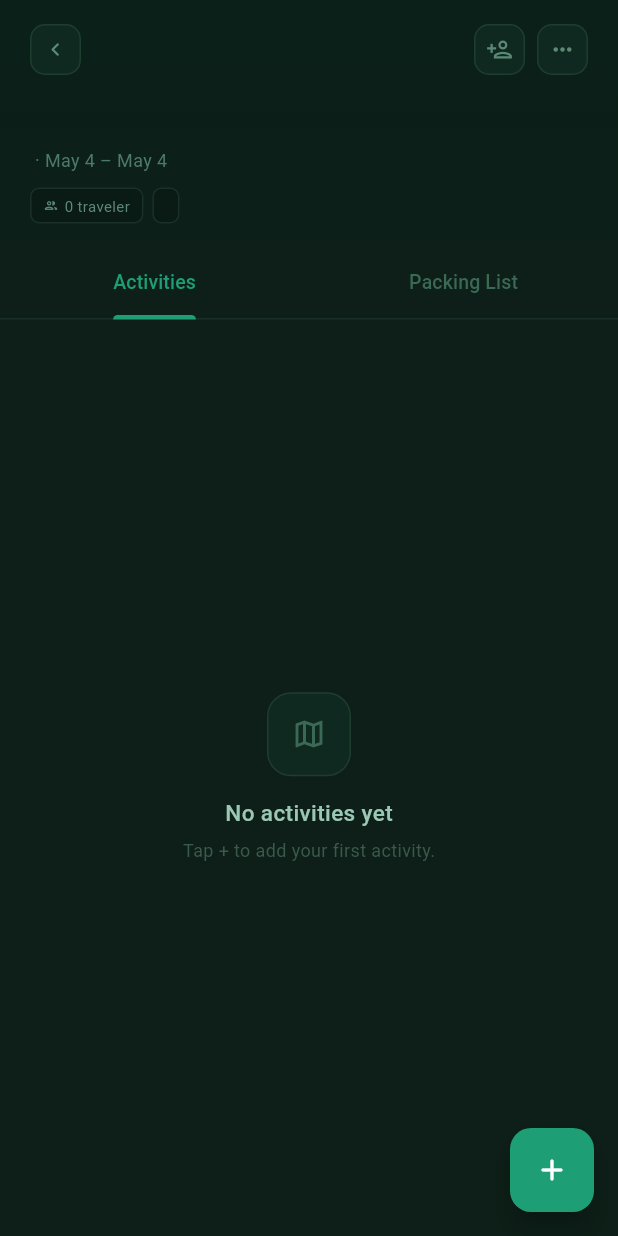
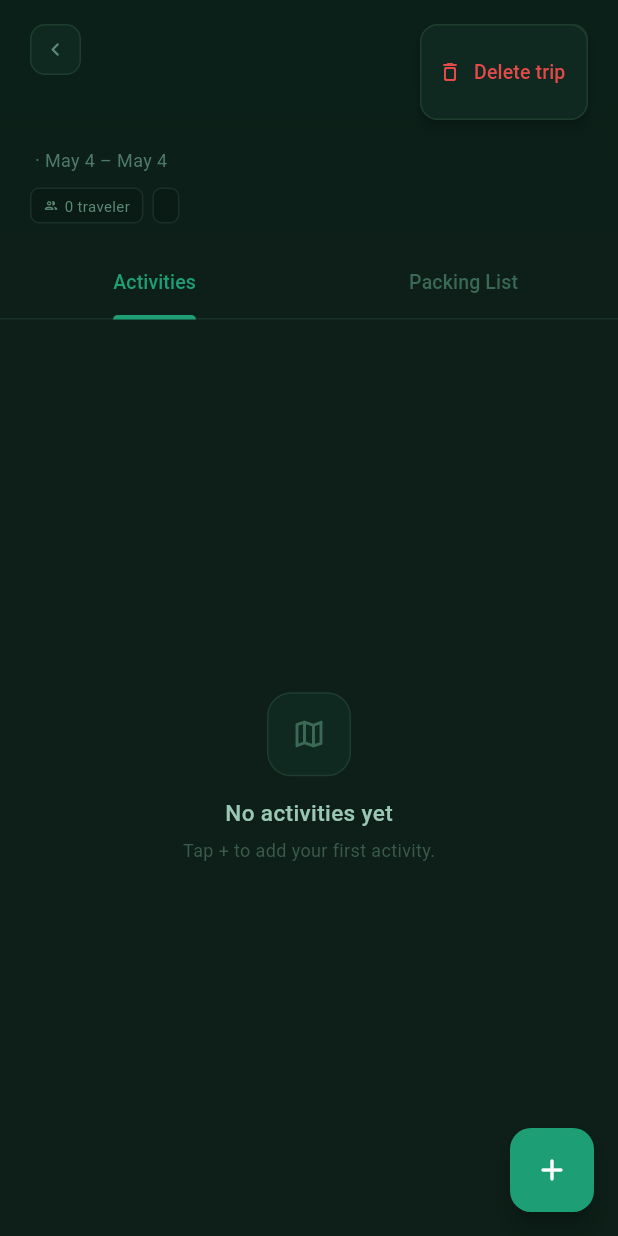
Before and after one commit to samia21-04/project2, a Flutter app: the TripDetailScreen screen opened directly with empty values, after a tap on the "keyboard control" icon, on a phone screen of 412 x 824 dp. Run offline on Flutter 3.47's test engine with Material 3 defaults, Android fonts, the phone set to English and light mode, and no system bars; our stand-ins replace cloud_firestore, firebase_auth, firebase_core, firebase_storage, image_picker; accounts and stored records are empty.

Commit message:
Delete trip feature added

```diff
--- a/lib/screens/home/trip_detail_screen.dart
+++ b/lib/screens/home/trip_detail_screen.dart
@@ -71,6 +71,91 @@ class _TripDetailScreenState extends State<TripDetailScreen>
         .delete();
   }
 
+  Future<void> _deleteTrip() async {
+    final confirm = await showDialog<bool>(
+      context: context,
+      builder: (_) => AlertDialog(
+        backgroundColor: const Color(0xFF0F2820),
+        shape: RoundedRectangleBorder(borderRadius: BorderRadius.circular(16)),
+        title: const Text('Delete trip?',
+            style: TextStyle(color: Color(0xFFE8F5EF))),
+        content: const Text(
+            'This will permanently delete the trip and all its activities.',
+            style: TextStyle(color: Color(0xFF4D7A6A))),
+        actions: [
+          TextButton(
+              onPressed: () => Navigator.pop(context, false),
+              child: const Text('Cancel',
+                  style: TextStyle(color: Color(0xFF5A8A76)))),
+          TextButton(
+              onPressed: () => Navigator.pop(context, true),
+              child: const Text('Delete',
+                  style: TextStyle(color: Color(0xFFE24B4A)))),
+        ],
+      ),
+    );
+    if (confirm != true) return;
+
+    // Delete all activities in subcollection first
+    final activities = await FirebaseFirestore.instance
+        .collection('trips')
+        .doc(widget.trip.id)
+        .collection('activities')
+        .get();
+    for (final doc in activities.docs) {
+      await doc.reference.delete();
+    }
+
+    // Delete the trip document itself
+    await FirebaseFirestore.instance
+        .collection('trips')
+        .doc(widget.trip.id)
+        .delete();
+
+    if (mounted) Navigator.pop(context);
+  }
+
+  void _showMoreMenu(BuildContext buttonContext) async {
+    final RenderBox button =
+        buttonContext.findRenderObject() as RenderBox;
+    final RenderBox overlay =
+        Overlay.of(buttonContext).context.findRenderObject() as RenderBox;
+    final RelativeRect position = RelativeRect.fromRect(
+      Rect.fromPoints(
+        button.localToGlobal(Offset.zero, ancestor: overlay),
+        button.localToGlobal(
+            button.size.bottomRight(Offset.zero),
+            ancestor: overlay),
+      ),
+      Offset.zero & overlay.size,
+    );
+
+    final result = await showMenu<String>(
+      context: buttonContext,
+      position: position,
+      color: const Color(0xFF0F2820),
+      shape: RoundedRectangleBorder(
+        borderRadius: BorderRadius.circular(12),
+        side: const BorderSide(color: Color(0xFF1E3D2E)),
+      ),
+      items: [
+        PopupMenuItem(
+          value: 'delete',
+          child: Row(children: const [
+            Icon(Icons.delete_outline_rounded,
+                color: Color(0xFFE24B4A), size: 16),
+            SizedBox(width: 8),
+            Text('Delete trip',
+                style: TextStyle(
+                    color: Color(0xFFE24B4A), fontSize: 13)),
+          ]),
+        ),
+      ],
+    );
+
+    if (result == 'delete') _deleteTrip();
+  }
+
   @override
   Widget build(BuildContext context) {
     final fmt = DateFormat('MMM d');
@@ -109,7 +194,23 @@ class _TripDetailScreenState extends State<TripDetailScreen>
                       );
                     }),
                     const SizedBox(width: 8),
-                    _iconBtn(Icons.more_horiz_rounded, onTap: () {}),
+                    // More menu button with dropdown
+                    Builder(
+                      builder: (buttonContext) => GestureDetector(
+                        onTap: () => _showMoreMenu(buttonContext),
+                        child: Container(
+                          width: 34,
+                          height: 34,
+                          decoration: BoxDecoration(
+                            color: const Color(0xFF0F2820),
+                            borderRadius: BorderRadius.circular(10),
+                            border: Border.all(color: const Color(0xFF1E3D2E)),
+                          ),
+                          child: const Icon(Icons.more_horiz_rounded,
+                              color: Color(0xFF5A8A76), size: 18),
+                        ),
+                      ),
+                    ),
                   ]),
                   const SizedBox(height: 12),
                   Text(widget.trip.destination,
```
